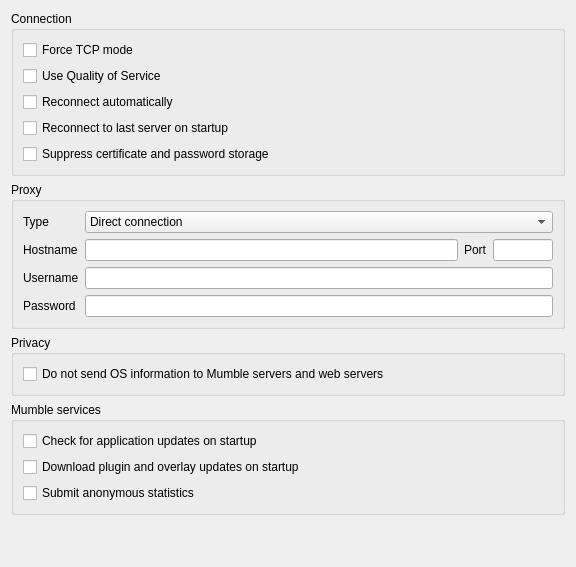
Old version of the form src/mumble/NetworkConfig.ui in the repository mumble-voip/mumble.
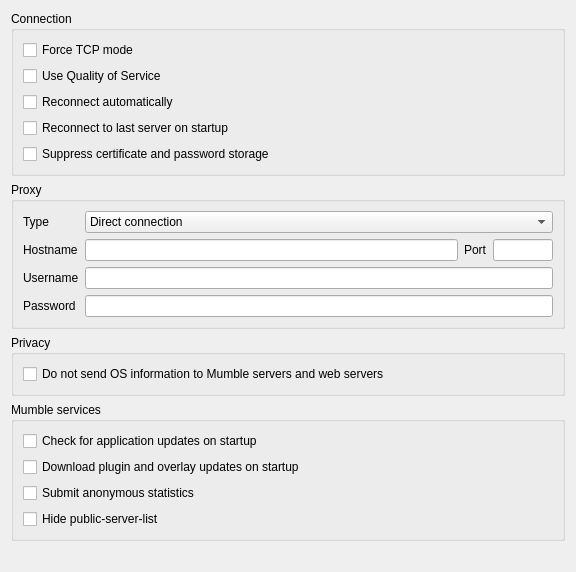
New version of the form. Custom widgets are drawn as their Qt base class.

Commit message:
FEAT(ui): Allow disabling the public-server-list
This commit make it possible to hide the public-server-list from the connect dialog. The save location was
left under ui for backwards compability.

Implements #4070

```diff
--- a/src/mumble/NetworkConfig.ui
+++ b/src/mumble/NetworkConfig.ui
@@ -7,7 +7,7 @@
     <x>0</x>
     <y>0</y>
     <width>576</width>
-    <height>567</height>
+    <height>572</height>
    </rect>
   </property>
   <property name="windowTitle">
@@ -340,6 +340,19 @@
         </property>
        </widget>
       </item>
+      <item>
+       <widget class="QCheckBox" name="qcbDisablePublicList">
+        <property name="enabled">
+         <bool>true</bool>
+        </property>
+        <property name="toolTip">
+         <string>When toggled this hides the public server list from the connect dialog</string>
+        </property>
+        <property name="text">
+         <string>Hide public-server-list</string>
+        </property>
+       </widget>
+      </item>
      </layout>
     </widget>
    </item>
```
The commit also changes 4 other files.
